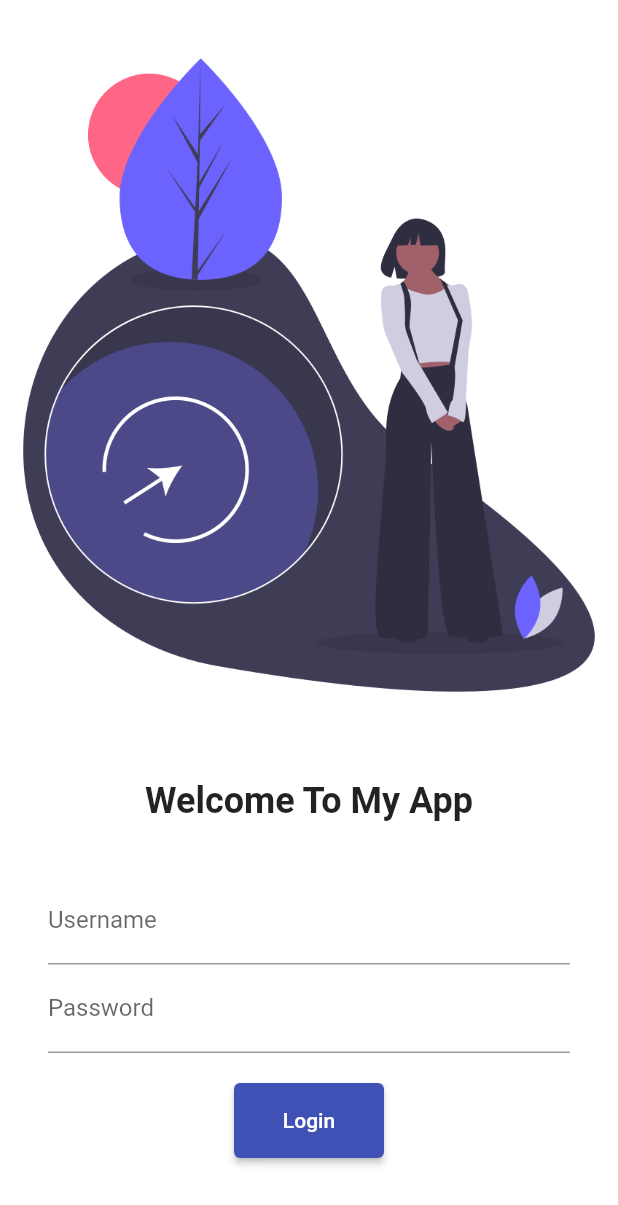
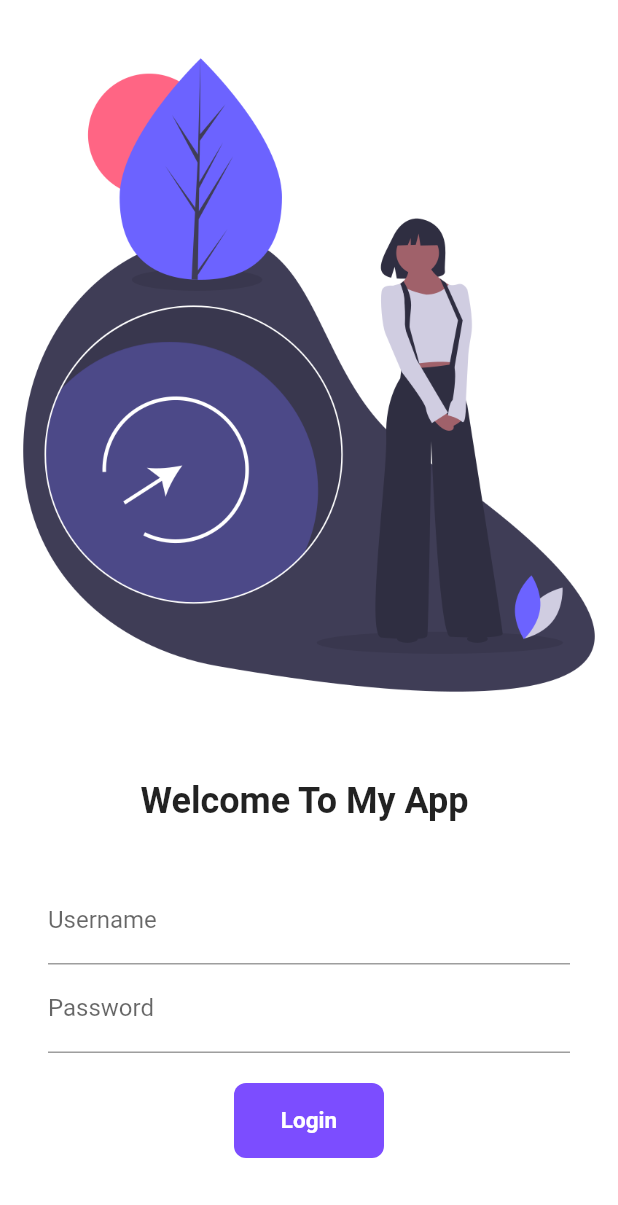
Before and after one commit to Vikas-garg-tiet26/FirstApp, a Flutter app: the screen it shows after launch, on a phone screen of 412 x 824 dp. Shown: the top 1205 px of the screen. Run offline on Flutter 3.47's test engine with Material 2 defaults, Android fonts, the phone set to English and light mode, and no system bars.

Commit message:
Day 7 done

```diff
--- a/lib/pages/login_page.dart
+++ b/lib/pages/login_page.dart
@@ -1,11 +1,20 @@
 import 'package:flutter/material.dart';
 import 'package:flutter_application_1/pages/routes.dart';
 
-class Login_page extends StatelessWidget {
+class Login_page extends StatefulWidget {
   const Login_page({super.key});
 
   @override
+  State<Login_page> createState() => _Login_pageState();
+}
+
+class _Login_pageState extends State<Login_page> {
+  String name = "";
+  bool changeButton = false;
+
+  @override
   Widget build(BuildContext context) {
+    // var name;
     return Material(
         color: Colors.white,
         child: SingleChildScrollView(
@@ -21,7 +30,7 @@ class Login_page extends StatelessWidget {
                 height: 20.0,
               ), //used instead of padding
               Text(
-                "Welcome To My App",
+                "Welcome To My App $name",
                 style: TextStyle(
                   fontSize: 24,
                   fontWeight: FontWeight.bold,
@@ -40,6 +49,10 @@ class Login_page extends StatelessWidget {
                         hintText: "Enter TIET UserName",
                         labelText: "Username",
                       ),
+                      onChanged: (value) {
+                        name = value;
+                        setState(() {});
+                      },
                     ),
                     TextFormField(
                       obscureText: true,
@@ -51,13 +64,40 @@ class Login_page extends StatelessWidget {
                     SizedBox(
                       height: 20.0,
                     ),
-                    ElevatedButton(
-                      onPressed: () {
-                        Navigator.pushNamed(context, MyRoutes.homeRoute);
+
+                    InkWell(
+                      onTap: () {
+                        setState(() {
+                          changeButton = true;
+                        });
                       },
-                      child: Text("Login"),
-                      style: TextButton.styleFrom(minimumSize: Size(100, 50)),
+                      child: AnimatedContainer(
+                        duration: Duration(seconds: 1),
+                        width: changeButton ? 50 : 100,
+                        height: 50,
+                        // color: Colors.deepPurple,
+                        alignment: Alignment.center,
+                        child: Text(
+                          "Login",
+                          style: TextStyle(
+                              color: Colors.white,
+                              fontWeight: FontWeight.bold,
+                              fontSize: 15),
+                        ),
+                        decoration: BoxDecoration(
+                          color: Colors.deepPurpleAccent,
+                          borderRadius:
+                              BorderRadius.circular(changeButton ? 20 : 8),
+                        ),
+                      ),
                     )
+                    // ElevatedButton(
+                    //   onPressed: () {
+                    //     Navigator.pushNamed(context, MyRoutes.homeRoute);
+                    //   },
+                    //   child: Text("Login"),
+                    //   style: TextButton.styleFrom(minimumSize: Size(100, 50)),
+                    // )
                   ],
                 ),
               )
```
Also changed, not shown: Notes.txt (+9 -0 lines).
